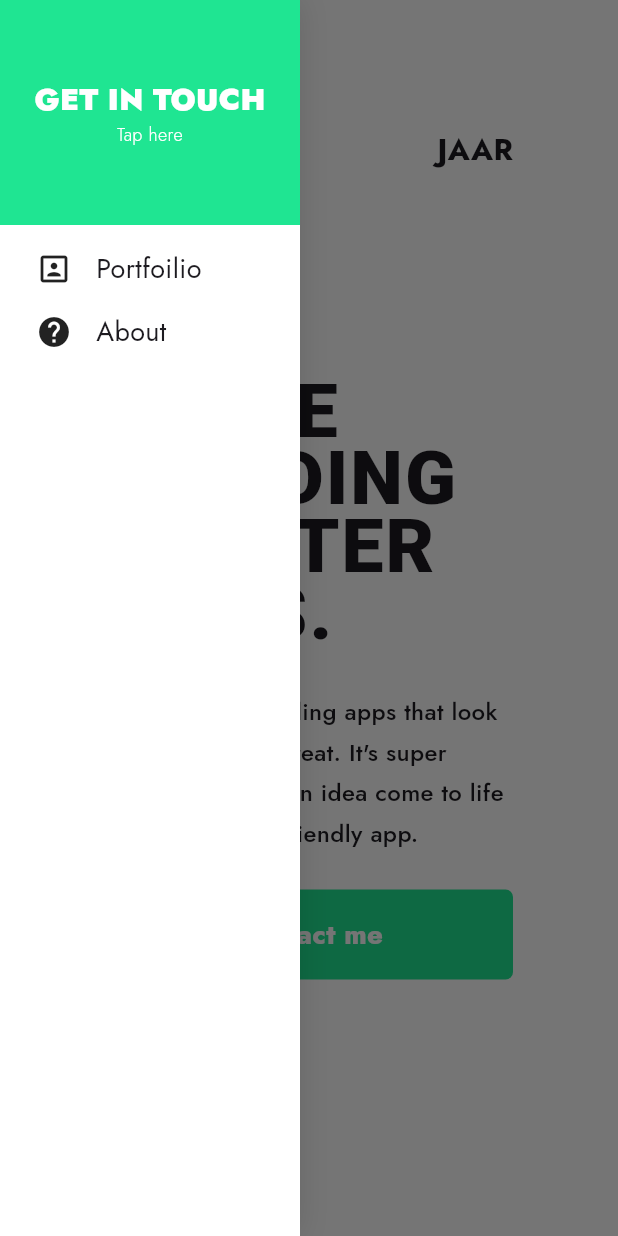
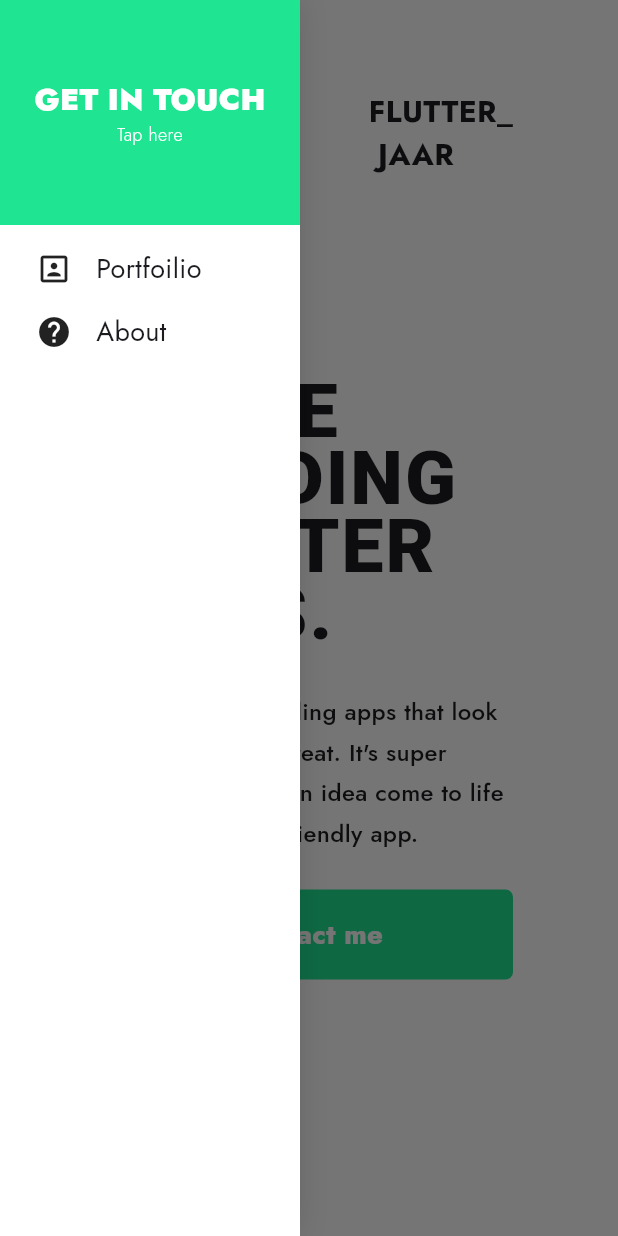
Before and after one commit to jaaraarkey/basic-web-page-flutter, a Flutter app: the screen it shows after launch, with the side drawer open, on a phone screen of 412 x 824 dp. Run offline on Flutter 3.47's test engine with Material 3 defaults, Android fonts, the phone set to English and light mode, and no system bars; our stand-ins replace firebase_core, flutter_dotenv, get_it, google_fonts, responsive_builder; accounts and stored records are empty; statements that could not run were skipped.

```diff
--- /dev/null
+++ b/lib/locator.dart
@@ -0,0 +1,8 @@
+import 'package:get_it/get_it.dart';
+import 'package:the_basics/services/navigation_service.dart';
+
+GetIt locator = GetIt.instance;
+
+void SetupLocator() {
+  locator.registerLazySingleton(() => NavigationService());
+}
--- a/lib/main.dart
+++ b/lib/main.dart
@@ -1,7 +1,9 @@
 import 'package:flutter/material.dart';
-import 'package:the_basics/views/home/home_view.dart';
+import 'package:flutter_dotenv/flutter_dotenv.dart';
+import 'package:the_basics/locator.dart';
 import 'package:google_fonts/google_fonts.dart';
 import 'package:firebase_core/firebase_core.dart';
+import 'package:the_basics/views/layout_template/layout_template.dart';
 import 'firebase_options.dart';
 
 // ...
@@ -11,6 +13,8 @@ Future<void> main() async {
   await Firebase.initializeApp(
     options: DefaultFirebaseOptions.currentPlatform,
   );
+  SetupLocator();
+  await dotenv.load(fileName: ".env");
   runApp(const MyApp());
 }
 
@@ -28,7 +32,7 @@ class MyApp extends StatelessWidget {
         colorScheme: ColorScheme.fromSeed(seedColor: Colors.deepPurple),
         useMaterial3: true,
       ),
-      home: const HomeView(),
+      home: const LayoutTemplate(),
     );
   }
 }
--- /dev/null
+++ b/lib/routing/route_names.dart
@@ -0,0 +1,3 @@
+const String HomeRoute = 'home';
+const String AboutRoute = 'about';
+const String PortfolioRoute = 'portfolio';
--- /dev/null
+++ b/lib/routing/router.dart
@@ -0,0 +1,24 @@
+import 'package:flutter/material.dart';
+import 'package:the_basics/routing/route_names.dart';
+import 'package:the_basics/views/about/about_view.dart';
+import 'package:the_basics/views/portfolio/portfolio_view.dart';
+
+import '../views/home/home_view.dart';
+
+Route<dynamic> generateRoute(RouteSettings settings) {
+  print("generateRoute: ${settings.name}");
+  switch (settings.name) {
+    case HomeRoute:
+      return _getPageRoute(HomeView());
+    case AboutRoute:
+      return _getPageRoute(AboutView());
+    case PortfolioRoute:
+      return _getPageRoute(PortfolioView());
+    default:
+      return _getPageRoute(HomeView());
+  }
+}
+
+PageRoute _getPageRoute(Widget child) {
+  return MaterialPageRoute(builder: (context) => child);
+}
--- /dev/null
+++ b/lib/services/navigation_service.dart
@@ -0,0 +1,13 @@
+import 'package:flutter/material.dart';
+
+class NavigationService {
+  final GlobalKey<NavigatorState> navigatorKey = GlobalKey<NavigatorState>();
+
+  Future<dynamic> navigateTo(String routeName) {
+    return navigatorKey.currentState!.pushNamed(routeName);
+  }
+
+  void goBack() {
+    navigatorKey.currentState?.pop();
+  }
+}
--- a/lib/widgets/content_details/home_content_desktop.dart
+++ b/lib/views/home/home_content_desktop.dart
@@ -1,7 +1,7 @@
 import 'package:flutter/material.dart';
 import 'package:the_basics/constants/constants.dart';
-import 'package:the_basics/widgets/content_details/details.dart';
-import '../call_for_action/call_to_action.dart';
+import 'package:the_basics/views/home/details.dart';
+import '../../widgets/call_for_action/call_to_action.dart';
 
 class HomeContentDesktop extends StatelessWidget {
   const HomeContentDesktop({super.key});
--- a/lib/widgets/content_details/home_content_mobile.dart
+++ b/lib/views/home/home_content_mobile.dart
@@ -1,7 +1,7 @@
 import 'package:flutter/material.dart';
 import 'package:the_basics/constants/constants.dart';
 import 'package:the_basics/widgets/call_for_action/call_to_action.dart';
-import 'package:the_basics/widgets/content_details/details.dart';
+import 'package:the_basics/views/home/details.dart';
 
 class HomeContentMobile extends StatelessWidget {
   const HomeContentMobile({super.key});
--- a/lib/views/home/home_view.dart
+++ b/lib/views/home/home_view.dart
@@ -1,36 +1,16 @@
 import 'package:flutter/material.dart';
 import 'package:responsive_builder/responsive_builder.dart';
-import 'package:the_basics/widgets/centered_view/centered_view.dart';
-import 'package:the_basics/widgets/content_details/home_content_mobile.dart';
-import 'package:the_basics/widgets/nav_drawer/nav_drawer.dart';
-import 'package:the_basics/widgets/navbar/nav_bar.dart';
-import '../../widgets/content_details/home_content_desktop.dart';
+import 'package:the_basics/views/home/home_content_mobile.dart';
+import 'home_content_desktop.dart';
 
 class HomeView extends StatelessWidget {
   const HomeView({super.key});
 
   @override
   Widget build(BuildContext context) {
-    return ResponsiveBuilder(
-      builder: (context, sizingInformation) => Scaffold(
-          drawer: sizingInformation.deviceScreenType == DeviceScreenType.mobile
-              ? NavDrawer()
-              : null,
-          backgroundColor: Colors.white,
-          body: CenteredView(
-            child: Column(
-              children: <Widget>[
-                NavBar(),
-                Expanded(
-                  child: Expanded(
-                      child: ScreenTypeLayout.builder(
-                    mobile: (BuildContext context) => HomeContentMobile(),
-                    tablet: (BuildContext context) => HomeContentDesktop(),
-                  )),
-                )
-              ],
-            ),
-          )),
+    return ScreenTypeLayout.builder(
+      mobile: (BuildContext context) => HomeContentMobile(),
+      tablet: (BuildContext context) => HomeContentDesktop(),
     );
   }
 }
--- /dev/null
+++ b/lib/views/layout_template/layout_template.dart
@@ -0,0 +1,42 @@
+import 'package:flutter/material.dart';
+
+import 'package:responsive_builder/responsive_builder.dart';
+import 'package:the_basics/locator.dart';
+import 'package:the_basics/routing/route_names.dart';
+import 'package:the_basics/services/navigation_service.dart';
+import 'package:the_basics/widgets/centered_view/centered_view.dart';
+import 'package:the_basics/widgets/nav_drawer/nav_drawer.dart';
+import 'package:the_basics/widgets/navbar/nav_bar.dart';
+
+import '../../routing/router.dart';
+
+class LayoutTemplate extends StatelessWidget {
+  const LayoutTemplate({super.key});
+
+  @override
+  Widget build(BuildContext context) {
+    return ResponsiveBuilder(
+      builder: (context, sizingInformation) => Scaffold(
+          drawer: sizingInformation.deviceScreenType == DeviceScreenType.mobile
+              ? NavDrawer()
+              : null,
+          backgroundColor: Colors.white,
+          body: CenteredView(
+            child: Column(
+              children: <Widget>[
+                NavBar(),
+                Expanded(
+                  child: Expanded(
+                    child: Navigator(
+                      key: locator<NavigationService>().navigatorKey,
+                      onGenerateRoute: generateRoute,
+                      initialRoute: HomeRoute,
+                    ),
+                  ),
+                ),
+              ],
+            ),
+          )),
+    );
+  }
+}
--- a/lib/widgets/nav_drawer/drawer_item.dart
+++ b/lib/widgets/nav_drawer/drawer_item.dart
@@ -2,17 +2,22 @@ import 'package:flutter/material.dart';
 import 'package:the_basics/widgets/navbar/navbar_item.dart';
 
 class DrawerItem extends StatelessWidget {
-  const DrawerItem(this.title, this.icon, {super.key});
+  const DrawerItem(this.title, this.icon, this.navigationPath, {super.key});
 
   final String title;
   final IconData icon;
+  final String navigationPath;
 
   @override
   Widget build(BuildContext context) {
     return Padding(
       padding: const EdgeInsets.only(left: 24, top: 16),
       child: Row(
-        children: <Widget>[Icon(icon), SizedBox(width: 16), NavBarItem(title)],
+        children: <Widget>[
+          Icon(icon),
+          SizedBox(width: 16),
+          NavBarItem(title, navigationPath)
+        ],
       ),
     );
   }
--- a/lib/widgets/nav_drawer/nav_drawer.dart
+++ b/lib/widgets/nav_drawer/nav_drawer.dart
@@ -1,4 +1,5 @@
 import 'package:flutter/material.dart';
+import 'package:the_basics/routing/route_names.dart';
 import 'package:the_basics/widgets/nav_drawer/drawer_item.dart';
 import 'package:the_basics/widgets/nav_drawer/drawer_navbar_header.dart';
 
@@ -21,8 +22,8 @@ class NavDrawer extends StatelessWidget {
       child: Column(
         children: <Widget>[
           DrawerNavbarHeader(),
-          DrawerItem('Portfoilio', Icons.portrait),
-          DrawerItem('About', Icons.help),
+          DrawerItem('Portfoilio', Icons.portrait, PortfolioRoute),
+          DrawerItem('About', Icons.help, AboutRoute),
         ],
       ),
     );
--- a/lib/widgets/navbar/nav_bar_mobile.dart
+++ b/lib/widgets/navbar/nav_bar_mobile.dart
@@ -7,6 +7,8 @@ class NavigationBarMobile extends StatelessWidget {
   @override
   Widget build(BuildContext context) {
     return Container(
+      alignment: Alignment.topLeft,
+      // color: Colors.yellow,
       height: 80,
       child: Row(
         mainAxisSize: MainAxisSize.max,
--- a/lib/widgets/navbar/navbar_item.dart
+++ b/lib/widgets/navbar/navbar_item.dart
@@ -1,14 +1,20 @@
 import 'package:flutter/material.dart';
+import 'package:the_basics/locator.dart';
+import 'package:the_basics/services/navigation_service.dart';
 
 class NavBarItem extends StatelessWidget {
   final String title;
-  const NavBarItem(this.title);
+  final String routeName;
+  const NavBarItem(this.title, this.routeName);
 
   @override
   Widget build(BuildContext context) {
-    return Text(
-      title,
-      style: TextStyle(fontSize: 18),
+    return GestureDetector(
+      onTap: () => locator<NavigationService>().navigateTo(routeName),
+      child: Text(
+        title,
+        style: TextStyle(fontSize: 18),
+      ),
     );
   }
 }
--- a/lib/widgets/navbar/navbar_logo.dart
+++ b/lib/widgets/navbar/navbar_logo.dart
@@ -1,15 +1,22 @@
 import 'package:flutter/material.dart';
+import 'package:the_basics/locator.dart';
+import 'package:the_basics/routing/route_names.dart';
+import 'package:the_basics/services/navigation_service.dart';
 
 class NavBarLogo extends StatelessWidget {
-  NavBarLogo({super.key});
+  const NavBarLogo({super.key});
 
   @override
   Widget build(BuildContext context) {
-    return Text(
-      "JAAR", style: TextStyle(fontSize: 20, fontWeight: FontWeight.bold),
-      // todo: add logo
-      // Image.asset('assets/logo.png'
-      // ),
+    return GestureDetector(
+      onTap: () => locator<NavigationService>().navigateTo(HomeRoute),
+      child: Text(
+        "FLUTTER_\n JAAR",
+        style: TextStyle(fontSize: 20, fontWeight: FontWeight.bold),
+        // todo: add logo
+        // Image.asset('assets/logo.png'
+        // ),
+      ),
     );
   }
 }
```
Also changed, not shown: lib/views/about/about_view.dart (added, +12 -0 lines), lib/views/portfolio/portfolio_view.dart (added, +12 -0 lines), lib/widgets/navbar/nav_bar_tablet_desktop.dart (+6 -2 lines), lib/firebase_options.dart, lib/views/home/details.dart (renamed from lib/widgets/content_details/details.dart).
